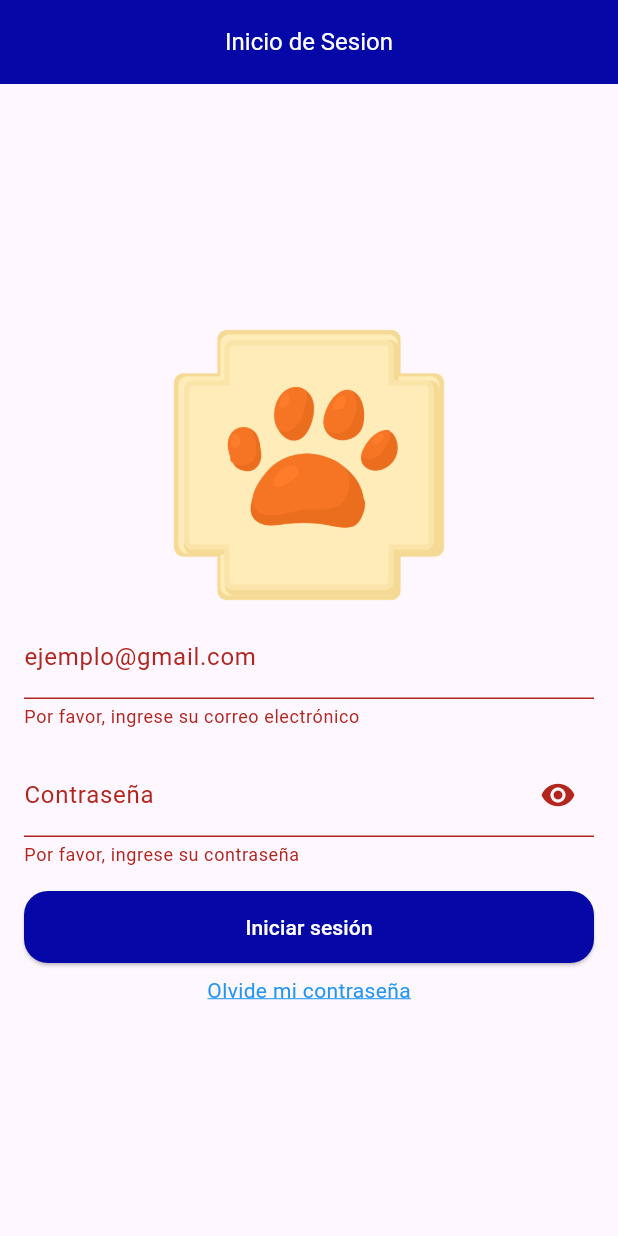
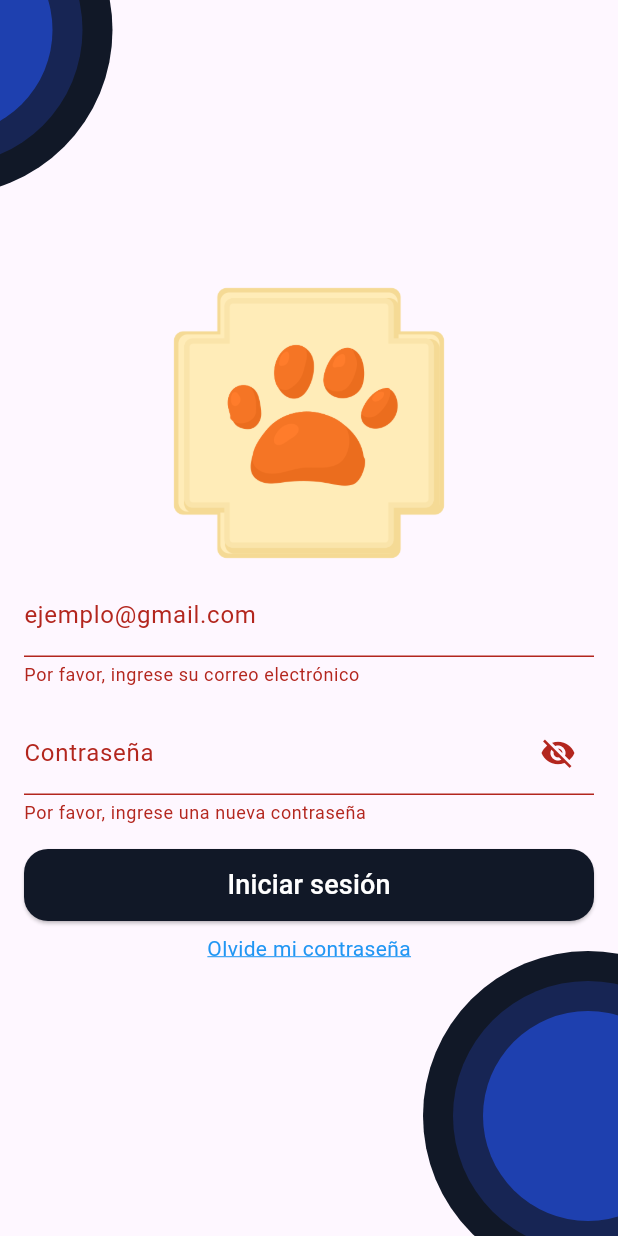
Before and after one commit to idav0/sigser_front, a Flutter app: the screen it shows after launch, after a tap on "Iniciar sesión", on a phone screen of 412 x 824 dp. Run offline on Flutter 3.47's test engine with Material 3 defaults, Android fonts, the phone set to English and light mode, and no system bars; our stand-ins replace awesome_dialog, dio, shared_preferences.

Commit message:
Commit Sesion
Avance d

```diff
--- a/lib/modules/auth/login.dart
+++ b/lib/modules/auth/login.dart
@@ -4,6 +4,7 @@ import 'package:shared_preferences/shared_preferences.dart';
 import 'package:awesome_dialog/awesome_dialog.dart';
 
 import 'package:sigser_front/modules/kernel/widgets/custom_text_field_password.dart';
+
 class Login extends StatefulWidget {
   const Login({super.key});
 
@@ -16,7 +17,6 @@ void saveData(data) async {
   await prefs.setString('token', data.loginInfo.token);
   await prefs.setInt('id', data.userInfo.id);
   await prefs.setInt('rol', data.authorities.aythority);
-
 }
 
 void showCorrectDialog(BuildContext context) {
@@ -24,17 +24,18 @@ void showCorrectDialog(BuildContext context) {
     context: context,
     dialogType: DialogType.success,
     animType: AnimType.bottomSlide,
-    title:"Correcto",
-    desc:"Las credenciales son correctas",
+    title: "Correcto",
+    desc: "Las credenciales son correctas",
   ).show();
 }
+
 void showIncorrectDialog(BuildContext context) {
   AwesomeDialog(
     context: context,
     dialogType: DialogType.error,
     animType: AnimType.bottomSlide,
-    title:"Incorrecto",
-    desc:"Las credenciales no son validas",
+    title: "Incorrecto",
+    desc: "Las credenciales no son válidas",
   ).show();
 }
 
@@ -61,16 +62,72 @@ class _LoginState extends State<Login> {
     return null; // Si es válido, no devuelve ningún error
   }
 
+  String? validatePassword(String? value) {
+    if (value == null || value.isEmpty) {
+      return 'Por favor, ingrese una nueva contraseña';
+    }
+    // Expresión regular para validar la contraseña
+    final RegExp passwordRegExp = RegExp(
+      r'^(?=.*[A-Za-z])(?=.*\d)(?=.*[A-Z])(?=.*[!@#\$%^&*(),.?":|])[A-Za-z\d!@#\$%^&*(),.?":|]{8,}$',
+    );
+
+    if (!passwordRegExp.hasMatch(value)) {
+      return 'La contraseña debe tener al menos 8 caracteres, incluir una letra, un número, una mayúscula y un carácter especial';
+    }
+    return null;
+  }
+
   @override
   Widget build(BuildContext context) {
     return Scaffold(
-      appBar: AppBar(
-        title: const Text('Inicio de Sesion'),
-        centerTitle: true,
-        backgroundColor: Color.fromARGB(255, 5, 8, 167),
-        titleTextStyle: const TextStyle(fontSize: 16, color: Colors.white),
+      body: Stack(
+        children: [
+          // Fondo con las esferas
+          const Positioned(
+            top: -90, // Ajusta para centrar los círculos
+            left: -145, // Ajusta para centrar los círculos
+            child: Stack(
+              alignment: Alignment.center, // Centra todos los círculos
+              children: [
+                CircleAvatar(
+                  radius: 110,
+                  backgroundColor:  Color.fromARGB(255, 17, 24, 39),
                 ),
-      body: Center(
+                CircleAvatar(
+                  radius: 90, // Más pequeño
+              	  backgroundColor: Color.fromARGB(255, 23, 37, 84),
+                ),
+                CircleAvatar(
+                  radius: 70, // Más pequeño aún
+                  backgroundColor:Color.fromARGB(255, 30, 64, 175),
+                ),
+              ],
+            ),
+          ),
+          const Positioned(
+            bottom: -30, // Ajusta para centrar los círculos
+            right: -90, // Ajusta para centrar los círculos
+            child: Stack(
+              alignment: Alignment.center, // Centra todos los círculos
+              children: [
+                CircleAvatar(
+                  radius: 110,
+                  backgroundColor:  Color.fromARGB(255, 17, 24, 39),
+                ),
+                CircleAvatar(
+                  radius: 90, // Más pequeño
+              	  backgroundColor: Color.fromARGB(255, 23, 37, 84),
+                ),
+                CircleAvatar(
+                  radius: 70, // Más pequeño aún
+                  backgroundColor:Color.fromARGB(255, 30, 64, 175),
+                ),
+              ],
+            ),
+          ),
+
+          // Formulario de inicio de sesión
+          Center(
             child: Padding(
               padding: const EdgeInsets.all(16.0),
               child: Form(
@@ -95,61 +152,66 @@ class _LoginState extends State<Login> {
                     const SizedBox(
                       height: 16,
                     ),
-                TextFieldPassword(controller: _passwordController,),
+                    TextFieldPassword(
+                      controller: _passwordController,
+                      validator: validatePassword,
+                    ),
                     const SizedBox(
                       height: 16,
                     ),
                     SizedBox(
                       height: 48,
-                  width: double.infinity,
+                      width: double.infinity, // Ocupa todo el ancho disponible
                       child: ElevatedButton(
                         onPressed: () async {
                           if (_formKey.currentState!.validate()) {
                             try {
                               final response = await _dio.post('/resto de url');
-                        if (response.data.status==403) {
+                              if (response.data.status == 403) {
                                 Navigator.pushNamed(context, '/changePassword');
-                        } else if(response.data.status==200){
+                              } else if (response.data.status == 200) {
                                 if (response.data.data.userInfo.authorities.authority == "TECNICO") {
                                   showCorrectDialog(context);
                                   saveData(response.data);
                                   Navigator.pushNamed(context, '/menuTechnician');
-                          } else if(response.data.data.userInfo.authorities.authority == "USUARIO"){
+                                } else if (response.data.data.userInfo.authorities.authority == "USUARIO") {
                                   Navigator.pushNamed(context, '/menuClient');
                                   saveData(response.data);
                                   showCorrectDialog(context);
-                          }else{
+                                } else {
                                   AwesomeDialog(
                                     context: context,
                                     dialogType: DialogType.info,
                                     animType: AnimType.bottomSlide,
-                              title:"INFO",
-                              desc:"Este tipo de  usuario no esta disponible para esta platforma",
+                                    title: "INFO",
+                                    desc: "Este tipo de usuario no está disponible para esta plataforma",
                                   ).show();
                                 }
                                 showIncorrectDialog(context);
-
                               }
-
                             } catch (e) {
                               AwesomeDialog(
                                 context: context,
                                 dialogType: DialogType.error,
                                 animType: AnimType.bottomSlide,
-                              title:"ERROR",
-                              desc:"Error al realizar la petición",
+                                title: "ERROR",
+                                desc: "Error al realizar la petición",
                               ).show();
                             }
-
                           }
-
                         },
-                    style: OutlinedButton.styleFrom(
-                        backgroundColor: Color.fromARGB(255, 5, 8, 167),
-                        foregroundColor: Colors.white,
+                        style: ElevatedButton.styleFrom(
+                          backgroundColor: const Color.fromARGB(255, 17, 24, 39), // Color de fondo
+                          foregroundColor: Colors.white, // Texto blanco
                           shape: RoundedRectangleBorder(
-                            borderRadius: BorderRadius.circular(16))),
-                    child: const Text('Iniciar sesión'),
+                            borderRadius: BorderRadius.circular(16),
+                          ),
+                          minimumSize: const Size(double.infinity, 56), // Más largo y alto
+                        ),
+                        child: const Text(
+                          'Iniciar sesión',
+                          style: TextStyle(fontSize: 18), // Tamaño del texto
+                        ),
                       ),
                     ),
                     const SizedBox(
@@ -164,12 +226,14 @@ class _LoginState extends State<Login> {
                             decoration: TextDecoration.underline,
                             decorationColor: Colors.blue),
                       ),
-                )
+                    ),
                   ],
                 ),
               ),
             ),
           ),
+        ],
+      ),
     );
   }
 }
--- a/lib/modules/kernel/widgets/custom_text_field_password.dart
+++ b/lib/modules/kernel/widgets/custom_text_field_password.dart
@@ -4,6 +4,7 @@ class TextFieldPassword extends StatefulWidget {
   final TextEditingController controller;
   final String hintText;
   final String labelText;
+  final String? Function(String?)? validator;
 
 
   const TextFieldPassword({
@@ -11,6 +12,7 @@ class TextFieldPassword extends StatefulWidget {
     required this.controller,
     this.hintText = 'Contraseña',
     this.labelText = 'Contraseña',
+    this.validator
 
   });
 
@@ -24,11 +26,7 @@ class _TextFieldPasswordState extends State<TextFieldPassword> {
   @override
   Widget build(BuildContext context) {
     return TextFormField(
-      validator: (value) {
-        if (value == null || value.isEmpty) {
-          return 'Por favor, ingrese su contraseña';
-        }
-      },
+      validator: widget.validator,
       controller: widget.controller,
       obscureText: _isObscure,
       decoration: InputDecoration(
@@ -37,11 +35,11 @@ class _TextFieldPasswordState extends State<TextFieldPassword> {
         suffixIcon: IconButton(
           onPressed: () {
             setState(() {
-              _isObscure = !_isObscure;
+              _isObscure =!_isObscure;
             });
           },
           icon: Icon(
-            _isObscure ? Icons.visibility : Icons.visibility_off,
+            _isObscure ? Icons.visibility_off : Icons.visibility,
           ),
         ),
       ),
--- a/pubspec.yaml
+++ b/pubspec.yaml
@@ -9,6 +9,7 @@ environment:
 dependencies:
   flutter:
     sdk: flutter
+  font_awesome_flutter: ^10.8.0
 
 dev_dependencies:
   flutter_test:
@@ -19,6 +20,8 @@ dev_dependencies:
   google_maps_flutter_web: ^0.5.10
   shared_preferences: ^2.3.3
   dio: ^5.7.0
+  awesome_dialog: ^3.2.1
+
 
 flutter:
   uses-material-design: true
```
Also changed, not shown: pubspec.lock, 5 other files. Lines whose indentation alone changed are shown as unchanged.
